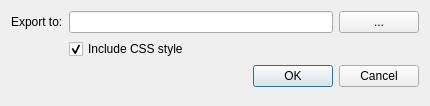
Old version of the form app/exporthtmldialog.ui in the repository cloose/CuteMarkEd.
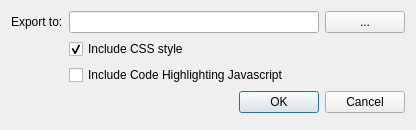
New version of the form.

Commit message:
Include code highlighting js in exported HTML (#72)
Add option to ExportHtmlDialog to include the code highlighting javascript
and style in the exported HTML file.

We now also use the HtmlPreviewGenerator to generate the HTML for the
export instead of changing the HTML source directly.

Resolves #72

```diff
--- a/app/exporthtmldialog.ui
+++ b/app/exporthtmldialog.ui
@@ -6,8 +6,8 @@
    <rect>
     <x>0</x>
     <y>0</y>
-    <width>430</width>
-    <height>106</height>
+    <width>408</width>
+    <height>130</height>
    </rect>
   </property>
   <property name="windowTitle">
@@ -54,7 +54,7 @@
      </item>
     </layout>
    </item>
-   <item row="3" column="0" colspan="2">
+   <item row="4" column="0" colspan="2">
     <widget class="QDialogButtonBox" name="buttonBox">
      <property name="orientation">
       <enum>Qt::Horizontal</enum>
@@ -80,6 +80,13 @@
      </property>
     </widget>
    </item>
+   <item row="2" column="1">
+    <widget class="QCheckBox" name="highlightCheckBox">
+     <property name="text">
+      <string>Include Code Highlighting Javascript</string>
+     </property>
+    </widget>
+   </item>
   </layout>
  </widget>
  <resources/>
```
The commit also changes 5 other files.
